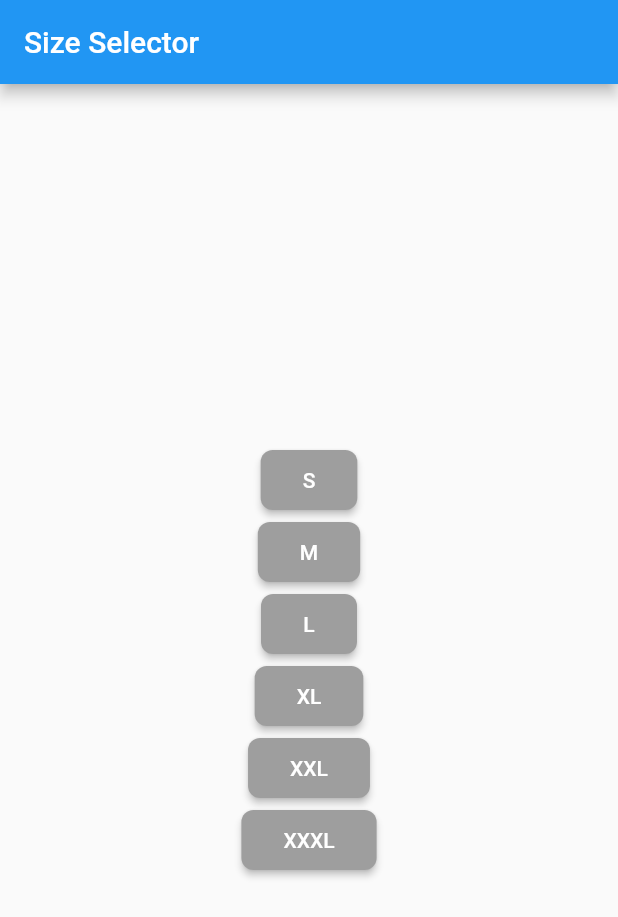
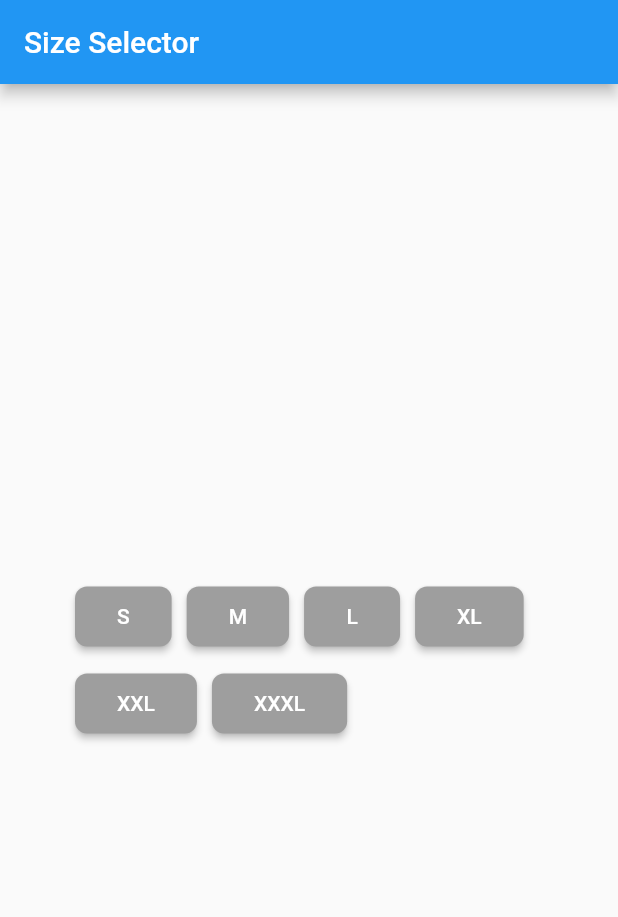
Before and after one commit to sabsar42/ostad_submission_flutter, a Flutter app: the screen it shows after launch, on a phone screen of 412 x 824 dp. Shown: the top 917 px of the screen. Run offline on Flutter 3.47's test engine with Material 2 defaults, Android fonts, the phone set to English and light mode, and no system bars.

Commit message:
Finally Completed

```diff
--- a/lib/main.dart
+++ b/lib/main.dart
@@ -49,11 +49,16 @@ class _ColorChangeScreenState extends State<ColorChangeScreen> {
       appBar: AppBar(
         title: Text('Size Selector'),
       ),
-      body: Center(
-        child: ButtonBar(
-          alignment: MainAxisAlignment.center,
-          buttonMinWidth: 200.0,
-          buttonHeight: 60.0,
+      body: Container(
+        margin: EdgeInsets.all(20),
+        padding: EdgeInsets.all(30),
+        child: Column(
+          mainAxisAlignment: MainAxisAlignment.center,
+          crossAxisAlignment: CrossAxisAlignment.center,
+          children: [
+            Wrap(
+              spacing: 10,
+              runSpacing: 10,
               children: [
                 ElevatedButton(
                   onPressed: () {
@@ -177,6 +182,8 @@ class _ColorChangeScreenState extends State<ColorChangeScreen> {
                 ),
               ],
             ),
+          ],
+        ),
       ),
     );
   }
```
Lines whose indentation alone changed are shown as unchanged.
